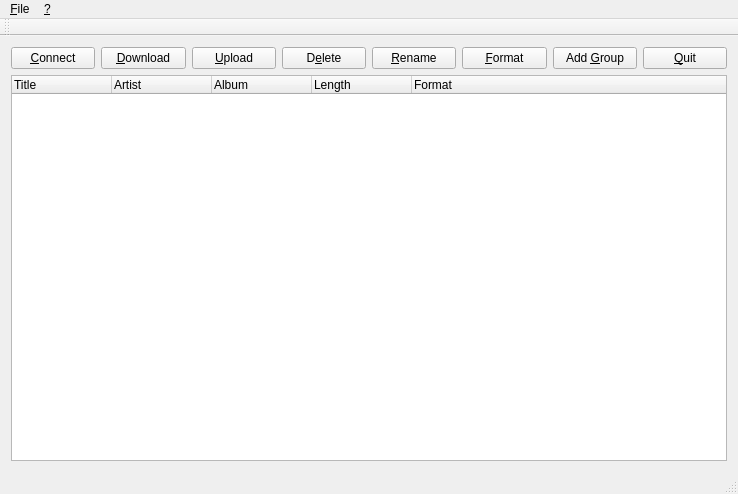
Old version of the form QHiMDTransfer/qhimdmainwindow.ui in the repository linux-minidisc/linux-minidisc.
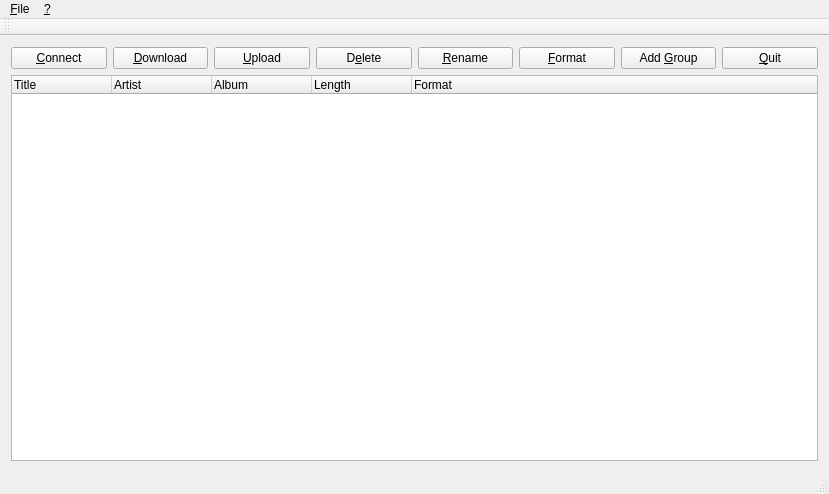
New version of the form. Icons and pictures are not drawn.

Commit message: - QHiMDTransfer: Add icons for menu-items

What changed in the file:
```diff
--- a/QHiMDTransfer/qhimdmainwindow.ui
+++ b/QHiMDTransfer/qhimdmainwindow.ui
@@ -6,7 +6,7 @@
    <rect>
     <x>0</x>
     <y>0</y>
-    <width>738</width>
+    <width>829</width>
     <height>494</height>
    </rect>
   </property>
@@ -152,7 +152,7 @@
     <rect>
      <x>0</x>
      <y>0</y>
-     <width>738</width>
+     <width>829</width>
      <height>25</height>
     </rect>
    </property>
```
Left out of the diff: 24 changed lines with no effect on the pictures.
